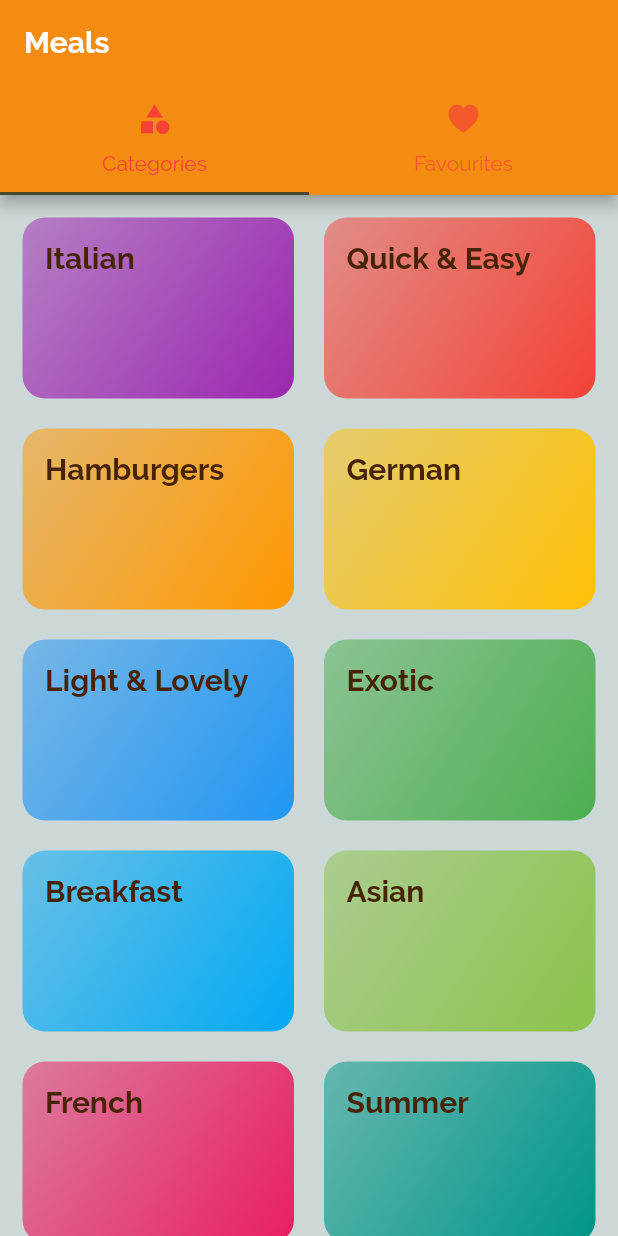
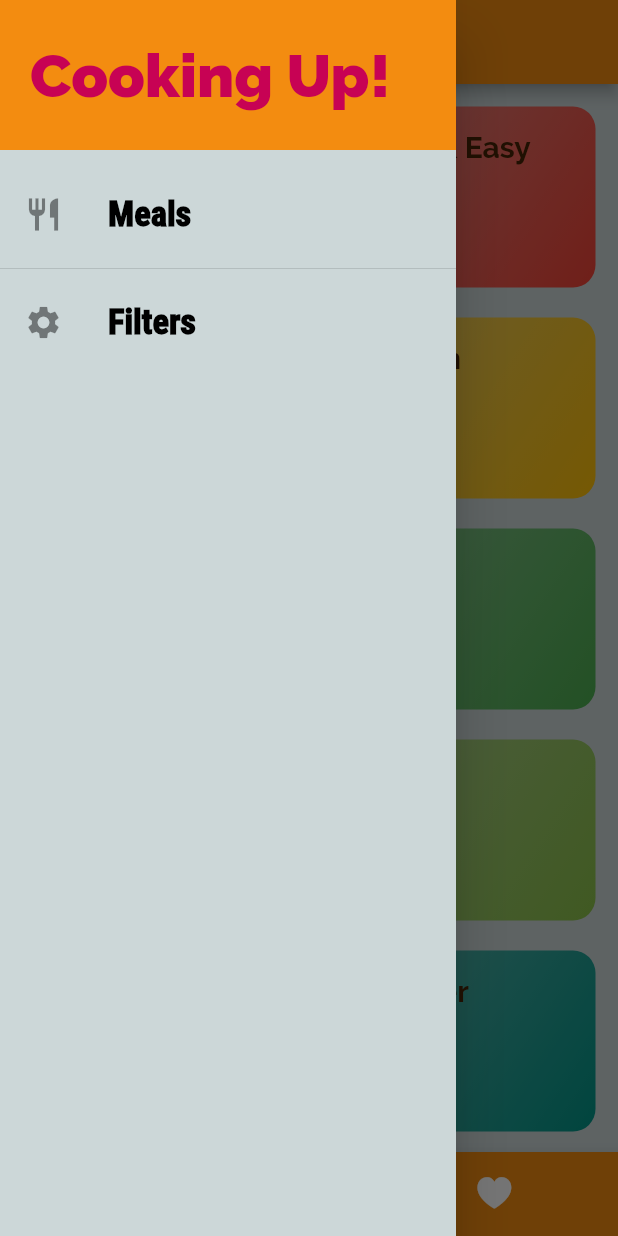
Before and after one commit to Instein125/Meals-recipe-app, a Flutter app: the screen it shows after launch, with the side drawer open (before the commit the screen has no drawer), on a phone screen of 412 x 824 dp. Run offline on Flutter 3.47's test engine with Material 2 defaults, Android fonts, the phone set to English and light mode, and no system bars.

Commit message:
Drawer is added

```diff
--- a/lib/screens/tabs_screen.dart
+++ b/lib/screens/tabs_screen.dart
@@ -3,6 +3,7 @@
 import 'package:flutter/material.dart';
 import 'package:flutter/cupertino.dart';
 
+import '/widgets/main_drawer.dart';
 import '/screens/favourites_screen.dart';
 import '/screens/category_screen.dart';
 
@@ -14,35 +15,91 @@ class TabsScreen extends StatefulWidget {
 }
 
 class _TabsScreenState extends State<TabsScreen> {
+  final List<Map> _screens = const [
+    {'screen': CategoryScreen(), 'title': 'Categories'},
+    {'screen': FavouritesScreen(), 'title': 'Your Favourites'},
+  ];
+  int _selectedIndex = 0;
+  void _selectScreen(int index) {
+    setState(() {
+      _selectedIndex = index;
+    });
+  }
+
   @override
   Widget build(BuildContext context) {
-    return DefaultTabController(
-      length: 2,
-      child: Scaffold(
-        appBar: AppBar(
-          title: const Text('Meals'),
-          bottom: const TabBar(
-            labelColor: Colors.red,
-            tabs: [
-              Tab(
-                icon: Icon(Icons.category),
-                text: 'Categories',
-              ),
-              Tab(
-                icon: Icon(
-                  CupertinoIcons.heart_fill,
-                ),
-                text: 'Favourites',
-              ),
-            ],
+    // when we want tab at top of the screen, we use DefaultTabController widget which is stateless widget.
+    // return DefaultTabController(
+    //   length: 2,
+    //   child: Scaffold(
+    //     appBar: AppBar(
+    //       title: const Text('Meals'),
+    //       bottom: const TabBar(
+    //         labelColor: Colors.red,
+    //         tabs: [
+    //           Tab(
+    //             icon: Icon(Icons.category),
+    //             text: 'Categories',
+    //           ),
+    //           Tab(
+    //             icon: Icon(
+    //               CupertinoIcons.heart_fill,
+    //             ),
+    //             text: 'Favourites',
+    //           ),
+    //         ],
+    //       ),
+    //     ),
+    //     body: const TabBarView(
+    //       children: [
+    //         CategoryScreen(),
+    //         FavouritesScreen(),
+    //       ],
+    //     ),
+    //   ),
+    // );
+
+    // If we want to add Tab at bottom of the screen we use Scaffold widget.
+    // For this we need a statefull widget.
+    return Scaffold(
+      appBar: AppBar(
+        title: Text(
+          _screens[_selectedIndex]['title'],
+          style: Theme.of(context).textTheme.headline6,
+        ),
+      ),
+      drawer: const MainDrawer(),
+      body: _screens[_selectedIndex]['screen'],
+      bottomNavigationBar: BottomNavigationBar(
+        onTap: _selectScreen,
+        backgroundColor: Theme.of(context).primaryColor,
+        unselectedItemColor: Colors.white,
+        selectedItemColor: Colors.red,
+        currentIndex: _selectedIndex,
+        type: BottomNavigationBarType.shifting,
+        selectedLabelStyle: const TextStyle(
+          fontFamily: 'Raleway',
+          fontWeight: FontWeight.bold,
+          fontSize: 12,
+        ),
+        items: [
+          BottomNavigationBarItem(
+            backgroundColor: Theme.of(context).primaryColor,
+            icon: const Icon(
+              Icons.category,
+              size: 27,
+            ),
+            label: 'Categories',
           ),
-        ),
-        body: const TabBarView(
-          children: [
-            CategoryScreen(),
-            FavouritesScreen(),
-          ],
-        ),
+          BottomNavigationBarItem(
+            backgroundColor: Theme.of(context).primaryColor,
+            icon: const Icon(
+              CupertinoIcons.heart_fill,
+              size: 27,
+            ),
+            label: 'Favourites',
+          ),
+        ],
       ),
     );
   }
--- /dev/null
+++ b/lib/widgets/main_drawer.dart
@@ -0,0 +1,56 @@
+// ignore_for_file: non_constant_identifier_names
+
+import 'package:flutter/material.dart';
+
+class MainDrawer extends StatelessWidget {
+  const MainDrawer({Key? key}) : super(key: key);
+  Widget BuildListTile(IconData icon, String title) {
+    return ListTile(
+      leading: Icon(
+        icon,
+        size: 26,
+      ),
+      title: Text(
+        title,
+        style: const TextStyle(
+          fontWeight: FontWeight.w900,
+          fontSize: 23,
+          fontFamily: 'RobotoCondensed',
+          color: Color.fromARGB(255, 0, 0, 0),
+        ),
+      ),
+    );
+  }
+
+  @override
+  Widget build(BuildContext context) {
+    return Drawer(
+      child: Column(
+        children: [
+          Container(
+            height: 100,
+            width: double.infinity,
+            padding: const EdgeInsets.all(20),
+            alignment: Alignment.centerLeft,
+            color: Theme.of(context).primaryColor,
+            child: const Text(
+              "Cooking Up!",
+              style: TextStyle(
+                fontWeight: FontWeight.w900,
+                fontSize: 40,
+                fontFamily: 'Raleway',
+                color: Color.fromARGB(255, 199, 2, 84),
+              ),
+            ),
+          ),
+          const SizedBox(
+            height: 15,
+          ),
+          BuildListTile(Icons.restaurant, 'Meals'),
+          Divider(),
+          BuildListTile(Icons.settings, 'Filters'),
+        ],
+      ),
+    );
+  }
+}
```
